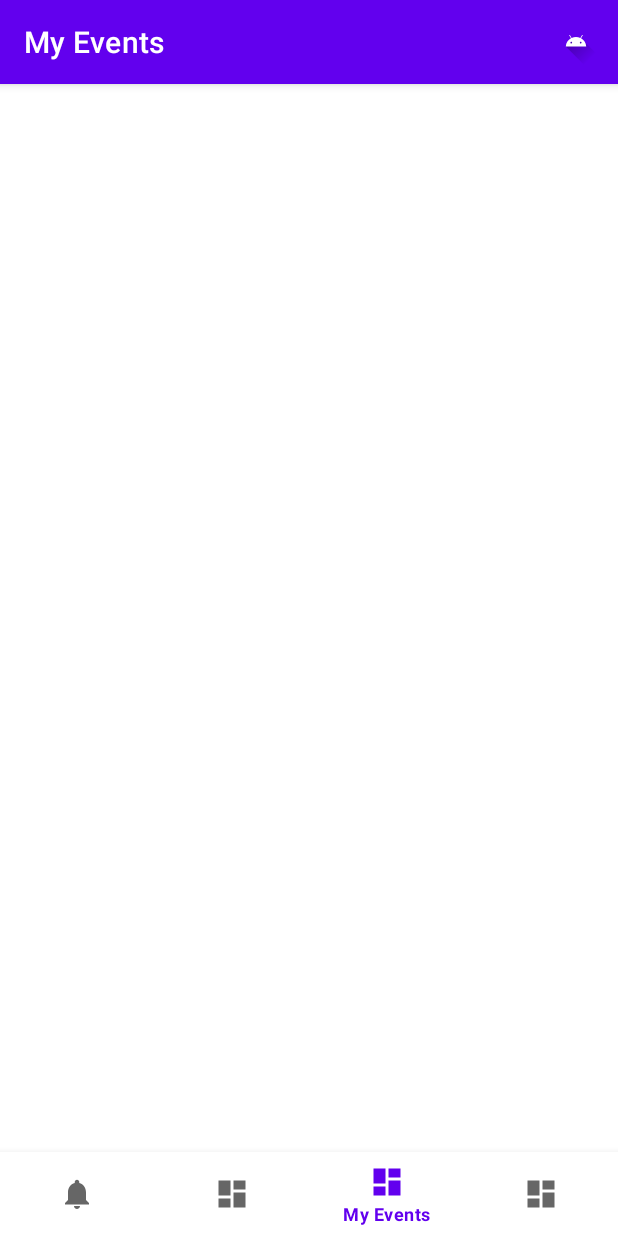
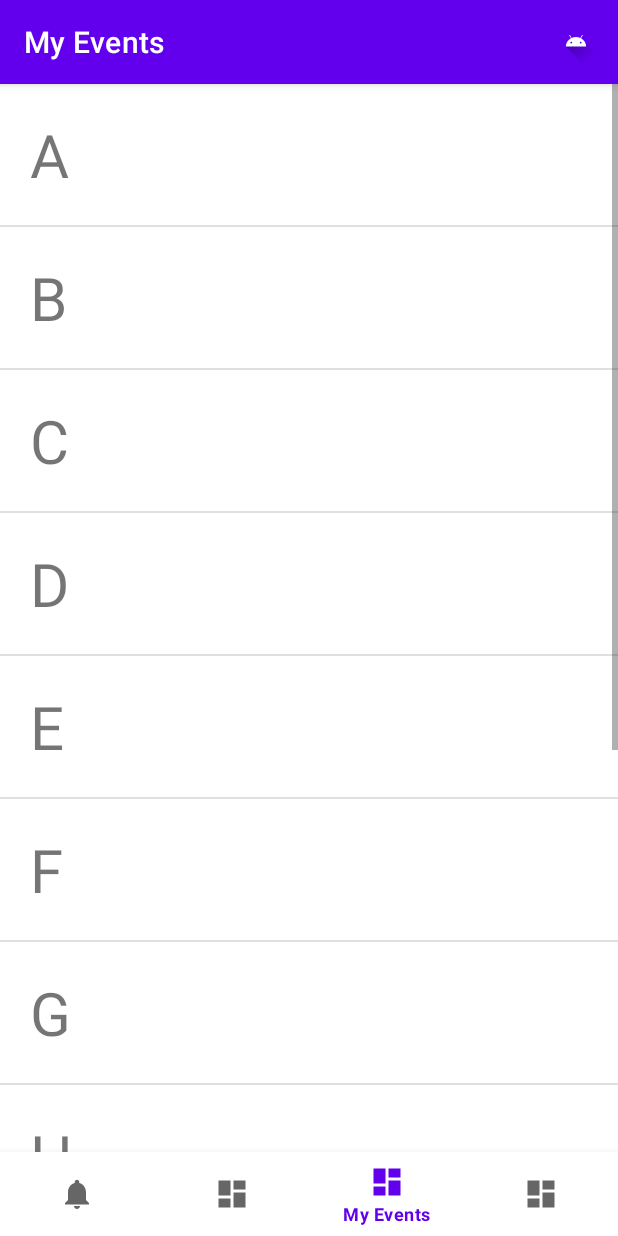
Before and after one commit to CMPUT301F24syzygy/syzygy-events, an Android app: the screen it shows after launch (MainActivity before the commit, EntrantActivity after it), item 3 of the bottom bar chosen, on a phone screen of 412 x 824 dp. Run offline under Robolectric (Android 15) with nearby library versions, the phone set to English and light mode, and no system bars; our stand-ins replace navigation-ui.

Commit message:
minor changes

```diff
--- a/SyzygyEvents/app/src/main/AndroidManifest.xml
+++ b/SyzygyEvents/app/src/main/AndroidManifest.xml
@@ -13,7 +13,7 @@
         android:theme="@style/Theme.SyzygyEvents"
         tools:targetApi="31">
         <activity
-            android:name=".MainActivity"
+            android:name=".EntrantActivity"
             android:exported="true"
             android:label="@string/app_name">
             <intent-filter>
--- a/SyzygyEvents/app/src/main/java/com/syzygy/events/MainActivity.java
+++ b/SyzygyEvents/app/src/main/java/com/syzygy/events/EntrantActivity.java
@@ -13,18 +13,18 @@ import androidx.navigation.Navigation;
 import androidx.navigation.ui.AppBarConfiguration;
 import androidx.navigation.ui.NavigationUI;
 
-import com.syzygy.events.databinding.ActivityMainBinding;
+import com.syzygy.events.databinding.ActivityEntrantBinding;
 
-public class MainActivity extends AppCompatActivity {
+public class EntrantActivity extends AppCompatActivity {
 
-    private ActivityMainBinding binding;
+    private ActivityEntrantBinding binding;
     private NavController navController;
 
     @Override
     protected void onCreate(Bundle savedInstanceState) {
         super.onCreate(savedInstanceState);
 
-        binding = ActivityMainBinding.inflate(getLayoutInflater());
+        binding = ActivityEntrantBinding.inflate(getLayoutInflater());
         setContentView(binding.getRoot());
 
         BottomNavigationView navView = findViewById(R.id.nav_view);
@@ -32,7 +32,7 @@ public class MainActivity extends AppCompatActivity {
         AppBarConfiguration appBarConfiguration = new AppBarConfiguration.Builder(
                 R.id.nav_entrant_profile, R.id.nav_entrant_events, R.id.nav_entrant_qr, R.id.nav_entrant_notifications)
                 .build();
-        navController = Navigation.findNavController(this, R.id.nav_host_fragment_activity_main);
+        navController = Navigation.findNavController(this, R.id.nav_host_fragment_activity_entrant);
         NavigationUI.setupActionBarWithNavController(this, navController, appBarConfiguration);
         NavigationUI.setupWithNavController(binding.navView, navController);
 
--- a/SyzygyEvents/app/src/main/java/com/syzygy/events/ui/entrant/EntrantEventsFragment.java
+++ b/SyzygyEvents/app/src/main/java/com/syzygy/events/ui/entrant/EntrantEventsFragment.java
@@ -4,17 +4,28 @@ import android.os.Bundle;
 import android.view.LayoutInflater;
 import android.view.View;
 import android.view.ViewGroup;
+import android.widget.ArrayAdapter;
 
 import androidx.annotation.NonNull;
 import androidx.fragment.app.Fragment;
 
+import com.syzygy.events.R;
 import com.syzygy.events.databinding.FragmentEntrantEventsBinding;
+
+import java.util.ArrayList;
+import java.util.Arrays;
 
 public class EntrantEventsFragment extends Fragment {
     private FragmentEntrantEventsBinding binding;
 
     public View onCreateView(@NonNull LayoutInflater inflater, ViewGroup container, Bundle savedInstanceState) {
         binding = FragmentEntrantEventsBinding.inflate(inflater, container, false);
+
+        String[] alpha = {"A", "B", "C", "D", "E", "F", "G", "H", "I", "J", "K", "L"};
+        ArrayList<String> dataList = new ArrayList<>(Arrays.asList(alpha));
+        ArrayAdapter<String> adapter = new ArrayAdapter<String>(this.getActivity(), R.layout.entrant_events_item, dataList);
+        binding.entrantEventsList.setAdapter(adapter);
+
         return binding.getRoot();
     }
 
--- a/SyzygyEvents/app/src/main/res/layout/activity_main.xml
+++ b/SyzygyEvents/app/src/main/res/layout/activity_entrant.xml
@@ -3,8 +3,7 @@
     xmlns:app="http://schemas.android.com/apk/res-auto"
     android:id="@+id/container"
     android:layout_width="match_parent"
-    android:layout_height="match_parent"
-    android:paddingTop="?attr/actionBarSize">
+    android:layout_height="match_parent">
 
     <com.google.android.material.bottomnavigation.BottomNavigationView
         android:id="@+id/nav_view"
@@ -19,7 +18,7 @@
         app:menu="@menu/bottom_nav_menu" />
 
     <fragment
-        android:id="@+id/nav_host_fragment_activity_main"
+        android:id="@+id/nav_host_fragment_activity_entrant"
         android:name="androidx.navigation.fragment.NavHostFragment"
         android:layout_width="match_parent"
         android:layout_height="match_parent"
--- /dev/null
+++ b/SyzygyEvents/app/src/main/res/layout/entrant_events_item.xml
@@ -0,0 +1,8 @@
+<?xml version="1.0" encoding="utf-8"?>
+<TextView xmlns:android="http://schemas.android.com/apk/res/android"
+    android:layout_width="match_parent"
+    android:layout_height="wrap_content"
+    android:padding="20dp"
+    android:textSize="40sp">
+
+</TextView>
--- a/SyzygyEvents/app/src/main/res/layout/fragment_entrant_events.xml
+++ b/SyzygyEvents/app/src/main/res/layout/fragment_entrant_events.xml
@@ -7,4 +7,10 @@
     android:paddingBottom="?attr/actionBarSize"
     tools:context=".ui.entrant.EntrantEventsFragment">
 
+    <ListView
+        android:id="@+id/entrant_events_list"
+        android:layout_width="match_parent"
+        android:layout_height="match_parent"
+        app:layout_constraintTop_toTopOf="parent" />
+
 </androidx.constraintlayout.widget.ConstraintLayout>
--- a/SyzygyEvents/app/src/main/res/layout/fragment_entrant_notifications.xml
+++ b/SyzygyEvents/app/src/main/res/layout/fragment_entrant_notifications.xml
@@ -7,4 +7,10 @@
     android:paddingBottom="?attr/actionBarSize"
     tools:context=".ui.entrant.EntrantNotificationsFragment">
 
+    <ListView
+        android:id="@+id/entrant_notifications_list"
+        android:layout_width="match_parent"
+        android:layout_height="match_parent"
+        app:layout_constraintTop_toTopOf="parent" />
+
 </androidx.constraintlayout.widget.ConstraintLayout>
```
Also changed, not shown: SyzygyEvents/app/src/main/java/com/syzygy/events/ui/entrant/EntrantNotificationsFragment.java (+11 -0 lines), SyzygyEvents/app/src/main/res/layout/entrant_notifications_item.xml (added, +8 -0 lines).
